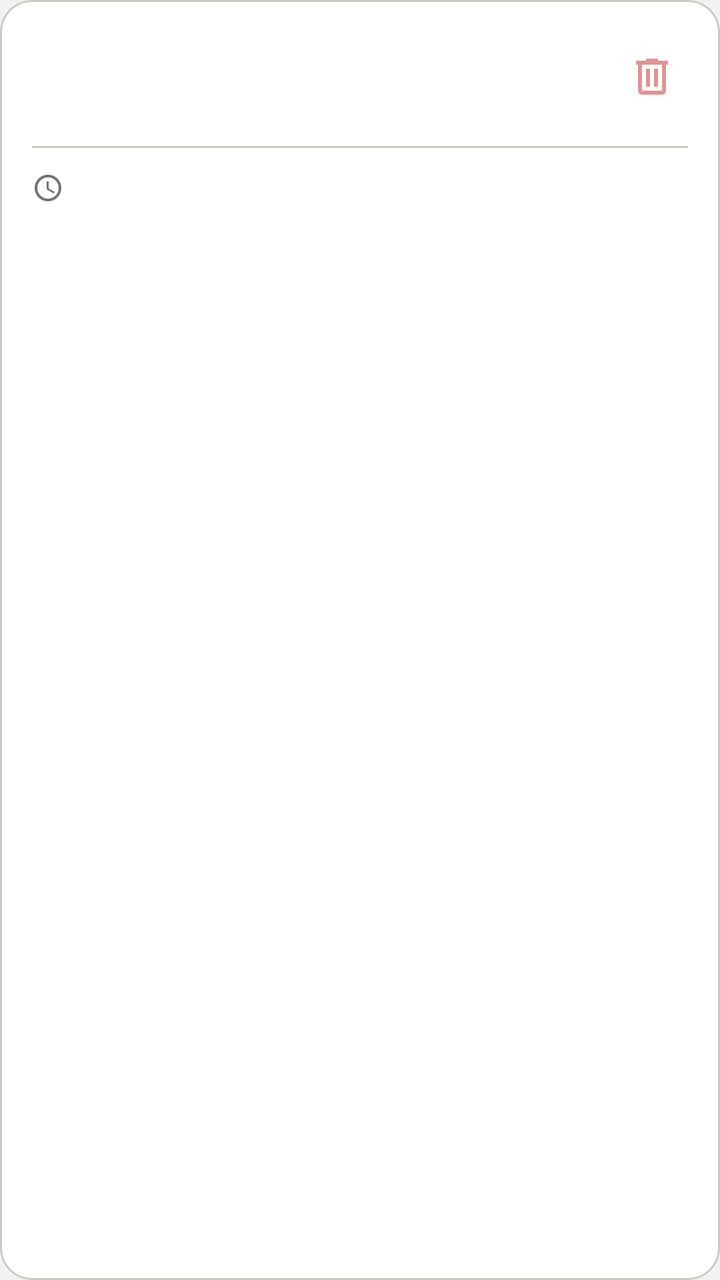
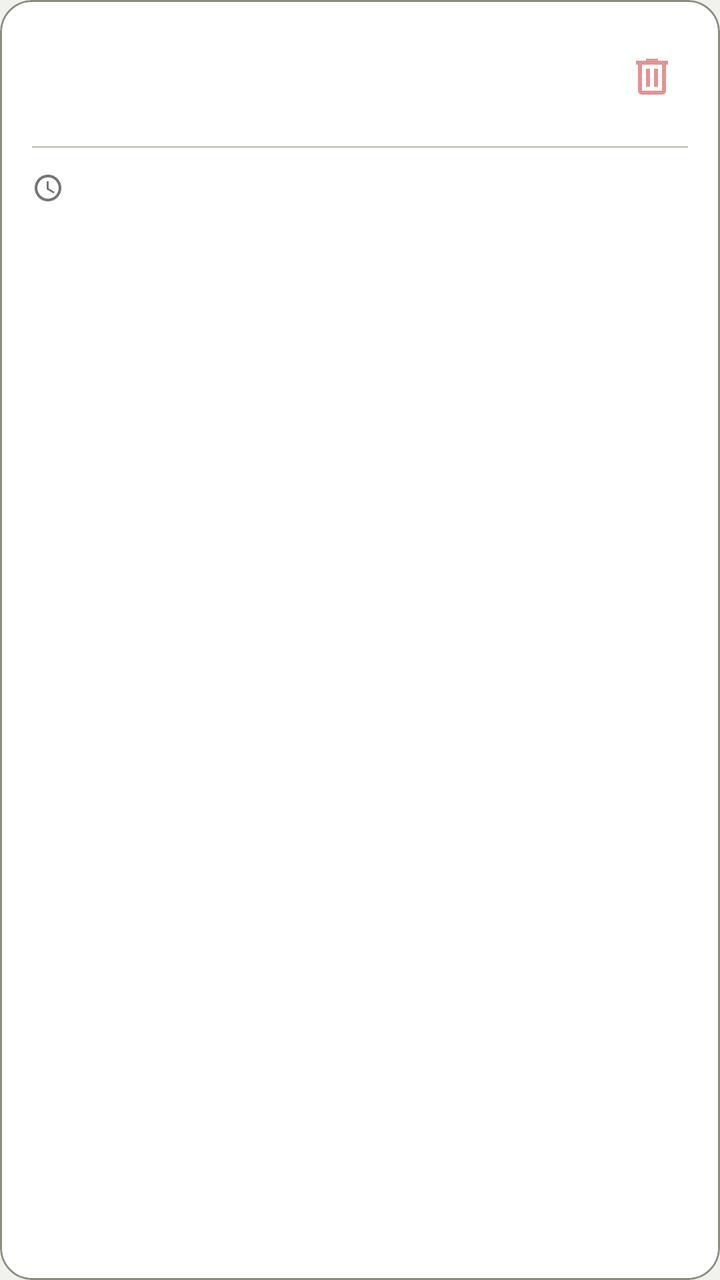

Compare the two renders of this Android layout. The source of the first and the diff that turns it into the second are given below.
<!-- AndroidManifest.xml: application theme Theme.GymProFit -->
<!-- res/layout/item_sesion.xml -->
<?xml version="1.0" encoding="utf-8"?>
<com.google.android.material.card.MaterialCardView
    xmlns:android="http://schemas.android.com/apk/res/android"
    xmlns:app="http://schemas.android.com/apk/res-auto"
    android:layout_width="match_parent"
    android:layout_height="wrap_content"
    android:layout_marginBottom="10dp"
    app:cardCornerRadius="16dp"
    app:cardElevation="0dp"
    app:cardBackgroundColor="?attr/colorSurface">

    <LinearLayout
        android:layout_width="match_parent"
        android:layout_height="wrap_content"
        android:orientation="vertical"
        android:padding="16dp">

        
        <LinearLayout
            android:layout_width="match_parent"
            android:layout_height="wrap_content"
            android:orientation="horizontal"
            android:gravity="center_vertical">

            <LinearLayout
                android:layout_width="0dp"
                android:layout_height="wrap_content"
                android:layout_weight="1"
                android:orientation="vertical">

                <TextView
                    android:id="@+id/tvFechaSesion"
                    android:layout_width="wrap_content"
                    android:layout_height="wrap_content"
                    android:textSize="@dimen/text_body"
                    android:textStyle="bold"
                    android:textColor="?attr/colorOnSurface" />

                <TextView
                    android:id="@+id/tvRutinaSesion"
                    android:layout_width="wrap_content"
                    android:layout_height="wrap_content"
                    android:layout_marginTop="2dp"
                    android:textSize="@dimen/text_caption"
                    android:textColor="?attr/colorOnSurface"
                    android:alpha="0.6" />

            </LinearLayout>

            <ImageView
                android:id="@+id/btnEliminarSesion"
                android:layout_width="36dp"
                android:layout_height="36dp"
                android:src="@drawable/ic_delete"
                android:padding="6dp"
                android:background="?attr/selectableItemBackgroundBorderless"
                android:clickable="true"
                android:focusable="true"
                android:alpha="0.5"
                android:contentDescription="@null" />

        </LinearLayout>

        <View
            android:layout_width="match_parent"
            android:layout_height="1dp"
            android:layout_marginTop="12dp"
            android:layout_marginBottom="10dp"
            android:background="?attr/colorOutlineVariant" />

        
        <LinearLayout
            android:layout_width="match_parent"
            android:layout_height="wrap_content"
            android:orientation="horizontal">

            <ImageView
                android:layout_width="16dp"
                android:layout_height="16dp"
                android:layout_gravity="center_vertical"
                android:src="@drawable/ic_tiempo"
                android:alpha="0.6"
                android:contentDescription="@null" />

            <TextView
                android:id="@+id/tvDuracionSesion"
                android:layout_width="wrap_content"
                android:layout_height="wrap_content"
                android:layout_marginStart="6dp"
                android:textSize="@dimen/text_caption"
                android:textColor="?attr/colorOnSurface"
                android:alpha="0.7" />

            

        </LinearLayout>

    </LinearLayout>

</com.google.android.material.card.MaterialCardView>
<!-- resources referenced by this layout -->
<resources>
  <dimen name="text_body">17sp</dimen>
  <dimen name="text_caption">15sp</dimen>
  <style name="Theme.GymProFit" parent="Theme.Material3.DayNight.NoActionBar">
          
          <item name="colorPrimary">@color/gp_primary</item>
          <item name="colorOnPrimary">@color/gp_on_primary</item>
          <item name="colorPrimaryContainer">@color/gp_primary_container</item>
          <item name="colorOnPrimaryContainer">@color/gp_on_primary_container</item>
          <item name="colorSecondary">@color/gp_gold</item>
          <item name="colorSurface">@color/gp_surface</item>
          <item name="colorOnSurface">@color/gp_on_surface</item>
          <item name="colorSurfaceVariant">@color/gp_surface_2</item>
          <item name="colorOnSurfaceVariant">@color/gp_text_secondary</item>
          <item name="colorOutline">@color/gp_stroke</item>
          <item name="colorOutlineVariant">@color/gp_stroke</item>
          <item name="colorError">@color/gp_error</item>
          <item name="android:colorBackground">@color/gp_background</item>
          <item name="android:windowBackground">@color/gp_background</item>
          <item name="android:textColorPrimary">@color/gp_on_surface</item>
          <item name="android:textColorSecondary">@color/gp_text_secondary</item>
  
          
          <item name="android:statusBarColor">@color/gp_background</item>
          <item name="android:navigationBarColor">@color/gp_background</item>
          <item name="android:windowLightStatusBar">true</item>
  
          
          <item name="android:windowAnimationStyle">@style/GymProFit.WindowAnimation</item>
  
          
          <item name="materialCardViewStyle">@style/Widget.GymProFit.Card</item>
          <item name="materialButtonStyle">@style/Widget.GymProFit.Button</item>
          <item name="chipStyle">@style/Widget.GymProFit.Chip</item>
          <item name="bottomNavigationStyle">@style/Widget.GymProFit.BottomNavigationView</item>
          <item name="floatingActionButtonStyle">@style/Widget.GymProFit.Fab</item>
          <item name="materialAlertDialogTheme">@style/ThemeOverlay.GymProFit.Dialog</item>
          <item name="popupMenuStyle">@style/Widget.GymProFit.PopupMenu</item>
          <item name="android:popupMenuStyle">@style/Widget.GymProFit.PopupMenu</item>
          <item name="snackbarStyle">@style/Widget.GymProFit.Snackbar</item>
  
          
          
          <item name="textAppearanceDisplayLarge">@style/Font.GymProFit.DisplayLarge</item>
          <item name="textAppearanceDisplayMedium">@style/Font.GymProFit.DisplayMedium</item>
          <item name="textAppearanceDisplaySmall">@style/Font.GymProFit.DisplaySmall</item>
          <item name="textAppearanceHeadlineLarge">@style/Font.GymProFit.HeadlineLarge</item>
          <item name="textAppearanceHeadlineMedium">@style/Font.GymProFit.HeadlineMedium</item>
          <item name="textAppearanceHeadlineSmall">@style/Font.GymProFit.HeadlineSmall</item>
          <item name="textAppearanceTitleLarge">@style/Font.GymProFit.TitleLarge</item>
          <item name="textAppearanceTitleMedium">@style/Font.GymProFit.TitleMedium</item>
          <item name="textAppearanceTitleSmall">@style/Font.GymProFit.TitleSmall</item>
          <item name="textAppearanceBodyLarge">@style/Font.GymProFit.BodyLarge</item>
          <item name="textAppearanceBodyMedium">@style/Font.GymProFit.BodyMedium</item>
          <item name="textAppearanceBodySmall">@style/Font.GymProFit.BodySmall</item>
          <item name="textAppearanceLabelLarge">@style/Font.GymProFit.LabelLarge</item>
          <item name="textAppearanceLabelMedium">@style/Font.GymProFit.LabelMedium</item>
          <item name="textAppearanceLabelSmall">@style/Font.GymProFit.LabelSmall</item>
      </style>
  <color name="gp_primary">#B83E00</color>
  <color name="gp_gold">#B58A2A</color>
  <color name="gp_surface">#FFFFFF</color>
  <color name="gp_surface_2">#E8E8E3</color>
  <color name="gp_stroke">#C9C9C2</color>
  <color name="gp_error">#C62828</color>
  <!-- unchanged entries left out for length: 34 -->
</resources>

<!-- the commit's change to res/layout/item_sesion.xml (unified diff, before → after) -->
@@ -42,8 +42,7 @@
                     android:layout_height="wrap_content"
                     android:layout_marginTop="2dp"
                     android:textSize="@dimen/text_caption"
-                    android:textColor="?attr/colorOnSurface"
-                    android:alpha="0.6" />
+                    android:textColor="?attr/colorOnSurfaceVariant" />
 
             </LinearLayout>
 
@@ -88,8 +87,7 @@
                 android:layout_height="wrap_content"
                 android:layout_marginStart="6dp"
                 android:textSize="@dimen/text_caption"
-                android:textColor="?attr/colorOnSurface"
-                android:alpha="0.7" />
+                android:textColor="?attr/colorOnSurfaceVariant" />
 
             
 
<!-- resource entries referenced after the edit -->
@@ -14,7 +14,7 @@
           <item name="colorSurfaceVariant">@color/gp_surface_2</item>
           <item name="colorOnSurfaceVariant">@color/gp_text_secondary</item>
           <item name="colorOutline">@color/gp_stroke</item>
-          <item name="colorOutlineVariant">@color/gp_stroke</item>
+          <item name="colorOutlineVariant">@color/gp_divider</item>
           <item name="colorError">@color/gp_error</item>
           <item name="android:colorBackground">@color/gp_background</item>
           <item name="android:windowBackground">@color/gp_background</item>
@@ -59,10 +59,11 @@
           <item name="textAppearanceLabelSmall">@style/Font.GymProFit.LabelSmall</item>
       </style>
   <color name="gp_primary">#B83E00</color>
-  <color name="gp_gold">#B58A2A</color>
+  <color name="gp_gold">#AE8528</color>
   <color name="gp_surface">#FFFFFF</color>
   <color name="gp_surface_2">#E8E8E3</color>
-  <color name="gp_stroke">#C9C9C2</color>
+  <color name="gp_stroke">#8C8C7D</color>
+  <color name="gp_divider">#C9C9C2</color>
   <color name="gp_error">#C62828</color>
   <!-- unchanged entries left out for length: 34 -->
 </resources>
